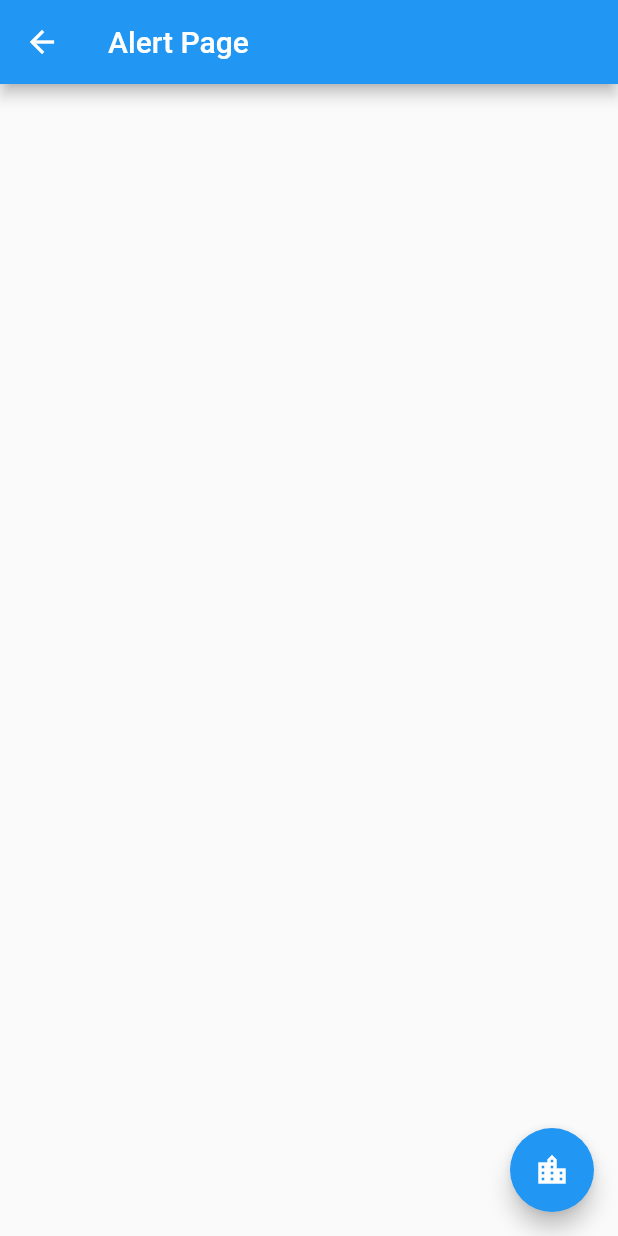
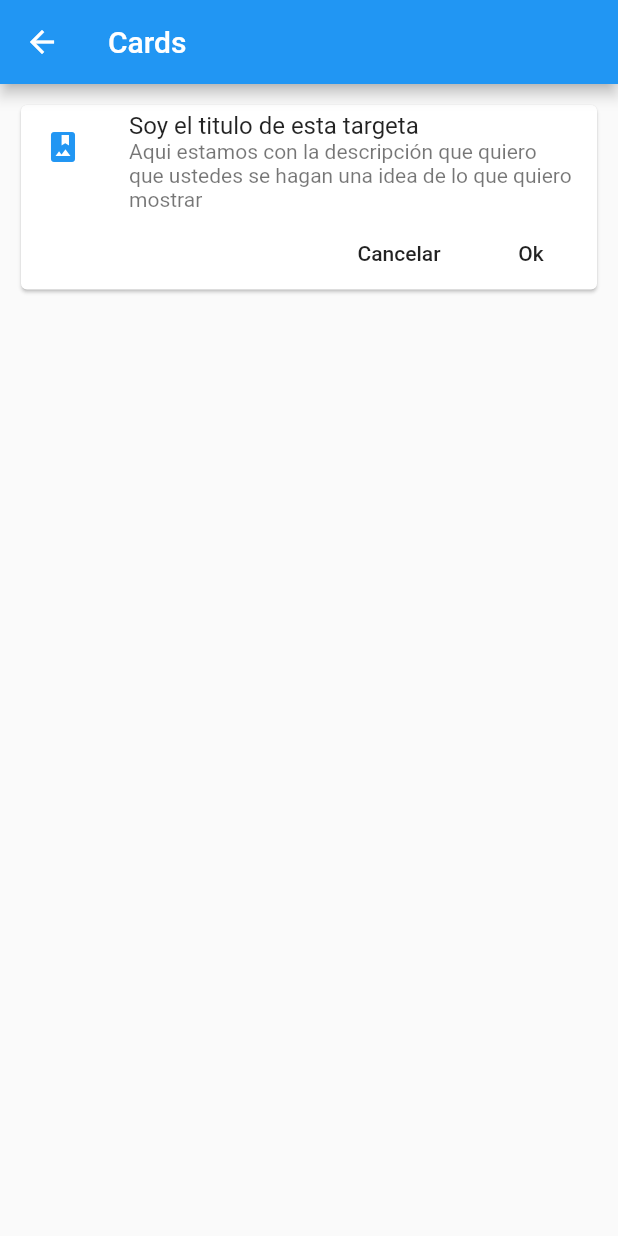
Before and after one commit to muckystack/flutter_componentes_FH, a Flutter app: the screen it shows after launch, after a tap on "Cards - Tarjetas", on a phone screen of 412 x 824 dp. Run offline on Flutter 3.47's test engine with Material 2 defaults, Android fonts, the phone set to English and light mode, and no system bars.

Commit message:
Creo la página de targetas y creo la primera targeta

```diff
--- /dev/null
+++ b/lib/src/pages/card_page.dart
@@ -0,0 +1,48 @@
+import 'package:flutter/material.dart';
+
+class CardPage extends StatelessWidget {
+  const CardPage({Key key}) : super(key: key);
+
+  @override
+  Widget build(BuildContext context) {
+    return Scaffold(
+      appBar: AppBar(
+        title: Text('Cards'),
+      ),
+      body: ListView(
+        padding: EdgeInsets.all(10.0),
+        children: <Widget>[
+          _cardTipo1()
+        ],
+      ),
+    );
+  }
+
+  // Targeta 1
+  Widget _cardTipo1() {
+    return Card(
+      child: Column(
+        children: <Widget>[
+          ListTile(
+            leading: Icon(Icons.photo_album, color: Colors.blue,),
+            title: Text('Soy el titulo de esta targeta'),
+            subtitle: Text('Aqui estamos con la descripción que quiero que ustedes se hagan una idea de lo que quiero mostrar'),
+          ),
+          Row(
+            mainAxisAlignment: MainAxisAlignment.end,
+            children: <Widget>[
+              FlatButton(
+                child: Text('Cancelar'),
+                onPressed: () {},
+              ),
+              FlatButton(
+                child: Text('Ok'),
+                onPressed: () {},
+              )
+            ],
+          )
+        ],
+      ),
+    );
+  }
+}
--- a/lib/src/routes/routes.dart
+++ b/lib/src/routes/routes.dart
@@ -1,6 +1,7 @@
 import 'package:flutter/material.dart';
 import 'package:flutter_componentes_fh/src/pages/alert_page.dart';
 import 'package:flutter_componentes_fh/src/pages/avatar_page.dart';
+import 'package:flutter_componentes_fh/src/pages/card_page.dart';
 import 'package:flutter_componentes_fh/src/pages/home_page.dart';
 
 Map<String, WidgetBuilder> getApplicationRoutes() {
@@ -9,6 +10,7 @@ Map<String, WidgetBuilder> getApplicationRoutes() {
     '/': (BuildContext context) => HomePage(),
     'alert': (BuildContext context) => AlertPage(),
     'avatar': (BuildContext context) => AvatarPage(),
+    'card': (BuildContext context) => CardPage(),
   };
 
 }
```
